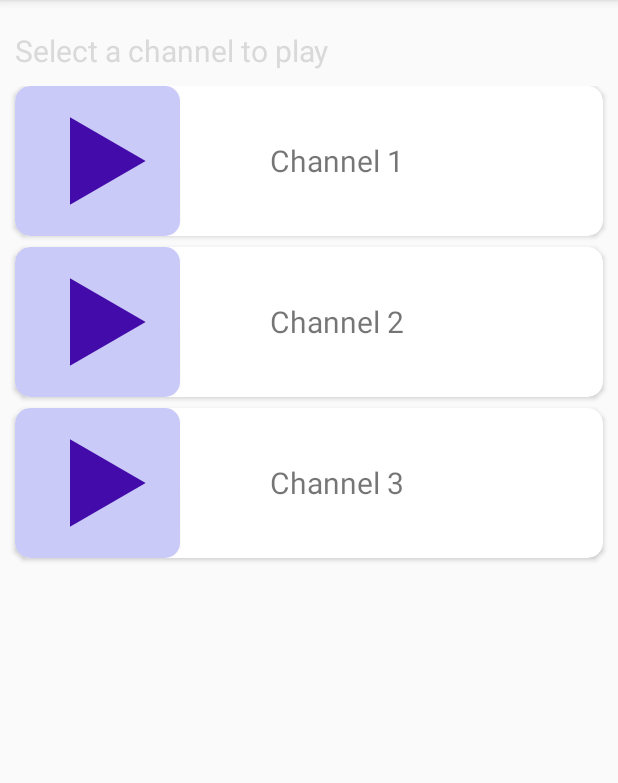
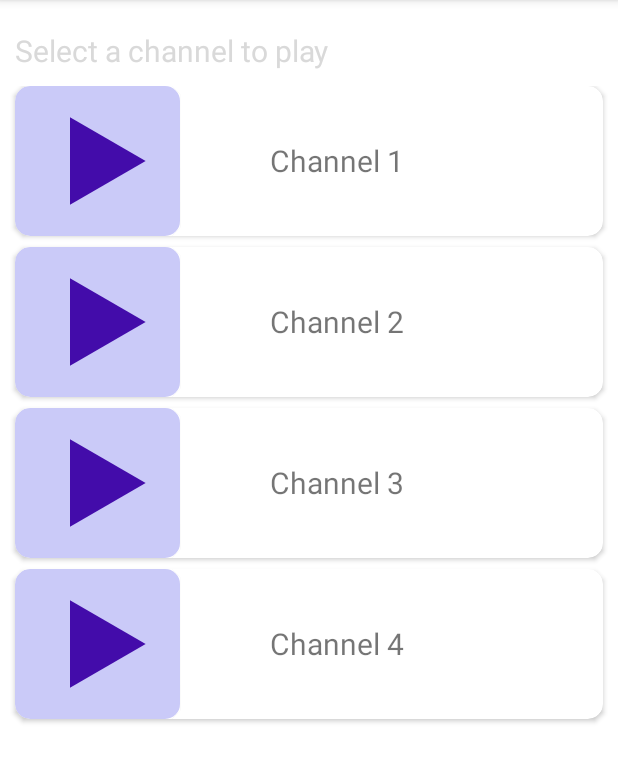
Before and after one commit to Pongo1/RealRadio, an Android app: the screen it shows after launch (MainActivity), on a phone screen of 412 x 824 dp, the part 84-867 px from its top. Run offline under Robolectric (Android 15) with nearby library versions, the phone set to English and light mode, and no system bars.

```diff
--- a/app/build.gradle
+++ b/app/build.gradle
@@ -28,4 +28,6 @@ dependencies {
     androidTestImplementation 'androidx.test.espresso:espresso-core:3.2.0'
     implementation 'androidx.cardview:cardview:1.0.0'
     implementation 'androidx.recyclerview:recyclerview:1.1.0'
+    implementation 'com.android.support:design:28.0.0'
+
 }
--- a/app/src/main/java/com/pongo/agbaradio/ChannelAdapter.java
+++ b/app/src/main/java/com/pongo/agbaradio/ChannelAdapter.java
@@ -1,11 +1,14 @@
 package com.pongo.agbaradio;
 
+import android.content.Context;
 import android.view.LayoutInflater;
 import android.view.View;
 import android.view.ViewGroup;
 import android.widget.TextView;
+import android.widget.Toast;
 
 import androidx.annotation.NonNull;
+import androidx.cardview.widget.CardView;
 import androidx.recyclerview.widget.RecyclerView;
 
 import org.json.JSONArray;
@@ -16,9 +19,10 @@ import java.util.HashMap;
 
 public class ChannelAdapter extends RecyclerView.Adapter<ChannelAdapter.myHolder> {
   ArrayList<String[]> channels;
-
-  public ChannelAdapter(ArrayList<String[]> channels) {
+  Context context;
+  public ChannelAdapter(Context context, ArrayList<String[]> channels) {
     this.channels = channels;
+    this.context = context;
   }
 
   @NonNull
@@ -31,7 +35,14 @@ public class ChannelAdapter extends RecyclerView.Adapter<ChannelAdapter.myHolder
 
   @Override
   public void onBindViewHolder(@NonNull ChannelAdapter.myHolder holder, int position) {
+    final String url = channels.get(position)[1];
     holder.channelName.setText(channels.get(position)[0]);
+    holder.cardAsButton.setOnClickListener(new View.OnClickListener() {
+      @Override
+      public void onClick(View view) {
+        Toast.makeText(context, url, Toast.LENGTH_SHORT).show();
+      }
+    });
   }
 
   @Override
@@ -41,10 +52,12 @@ public class ChannelAdapter extends RecyclerView.Adapter<ChannelAdapter.myHolder
 
   class myHolder extends RecyclerView.ViewHolder {
     TextView channelName;
+    CardView cardAsButton;
 
     public myHolder(@NonNull View itemView) {
       super(itemView);
       this.channelName = itemView.findViewById(R.id.channel_name);
+      this.cardAsButton = itemView.findViewById(R.id.whole_card);
     }
   }
 }
--- a/app/src/main/java/com/pongo/agbaradio/MainActivity.java
+++ b/app/src/main/java/com/pongo/agbaradio/MainActivity.java
@@ -16,7 +16,7 @@ public class MainActivity extends AppCompatActivity {
     super.onCreate(savedInstanceState);
     setContentView(R.layout.activity_main);
     RecyclerView recyclerView = findViewById(R.id.channel_recycler);
-    ChannelAdapter channelAdapter = new ChannelAdapter(StaticDB.DB);
+    ChannelAdapter channelAdapter = new ChannelAdapter(this,StaticDB.DB);
     LinearLayoutManager layoutManager = new LinearLayoutManager(this);
     recyclerView.setLayoutManager(layoutManager);
     recyclerView.setAdapter(channelAdapter);
--- a/app/src/main/java/com/pongo/agbaradio/StaticDB.java
+++ b/app/src/main/java/com/pongo/agbaradio/StaticDB.java
@@ -11,9 +11,9 @@ public class StaticDB {
 
   static{
 
-    for (int i = 0; i < 3 ; i++) {
+    for (int i = 0; i < 4 ; i++) {
       String f = "Channel " + (i +1);
-      String[] d = {f, "http://www.music.helsinki.fi/tmt/opetus/uusmedia/esim/a2002011001-e02.wav"} ;
+      String[] d = {f, f+"-http://www.music.helsinki.fi/tmt/opetus/uusmedia/esim/a2002011001-e02.wav"} ;
       DB.add(d);
     }
 
--- a/app/src/main/res/layout/activity_main.xml
+++ b/app/src/main/res/layout/activity_main.xml
@@ -4,24 +4,26 @@
   xmlns:tools="http://schemas.android.com/tools"
   android:layout_width="match_parent"
   android:layout_height="match_parent"
+  android:background="@android:color/white"
   android:orientation="vertical"
   tools:context=".MainActivity">
 
 
   <TextView
-    android:textSize="20sp"
+    android:layout_width="match_parent"
+    android:layout_height="wrap_content"
+    android:layout_marginLeft="10dp"
     android:layout_marginTop="20dp"
-    android:layout_marginLeft="10dp"
-    android:layout_marginRight="10dp"
+    android:layout_marginRight="20dp"
     android:text="Select a channel to play"
     android:textColor="@color/lightGray"
-    android:layout_width="match_parent"
-    android:layout_height="wrap_content" />
+    android:textSize="20sp" />
+
   <androidx.recyclerview.widget.RecyclerView
-    android:layout_marginTop="10dp"
     android:id="@+id/channel_recycler"
     android:layout_width="match_parent"
-    android:layout_height="wrap_content"></androidx.recyclerview.widget.RecyclerView>
+    android:layout_height="wrap_content"
+    android:layout_marginTop="10dp"></androidx.recyclerview.widget.RecyclerView>
 
 
 </LinearLayout>
--- a/app/src/main/res/layout/channel_card.xml
+++ b/app/src/main/res/layout/channel_card.xml
@@ -1,6 +1,7 @@
 <?xml version="1.0" encoding="utf-8"?>
 <androidx.cardview.widget.CardView xmlns:android="http://schemas.android.com/apk/res/android"
   xmlns:app="http://schemas.android.com/apk/res-auto"
+  android:id="@+id/whole_card"
   android:layout_width="match_parent"
   android:layout_height="wrap_content"
   android:orientation="vertical"
--- a/app/src/main/res/values/colors.xml
+++ b/app/src/main/res/values/colors.xml
@@ -8,4 +8,5 @@
   <color name="appViolet">#430CAA</color>
   <color name="textViolet">#BF6DE3</color>
   <color name="lightGray">#D9D9D9</color>
+  <color name="black">#000</color>
 </resources>
--- a/app/src/main/res/values/styles.xml
+++ b/app/src/main/res/values/styles.xml
@@ -4,7 +4,7 @@
   <style name="AppTheme" parent="Theme.AppCompat.Light.DarkActionBar">
     <!-- Customize your theme here. -->
     <item name="colorPrimary">@color/playViolet</item>
-    <item name="colorPrimaryDark">@color/appViolet</item>
+    <item name="colorPrimaryDark">@color/black</item>
     <item name="colorAccent">@color/lightViolet</item>
   </style>
 
```
